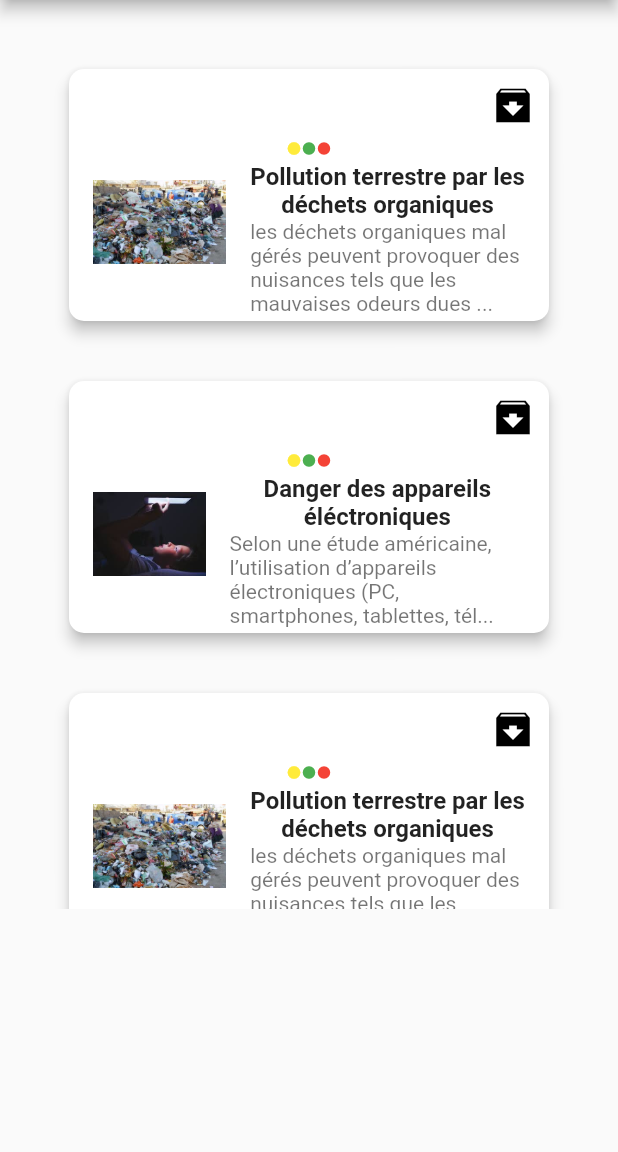
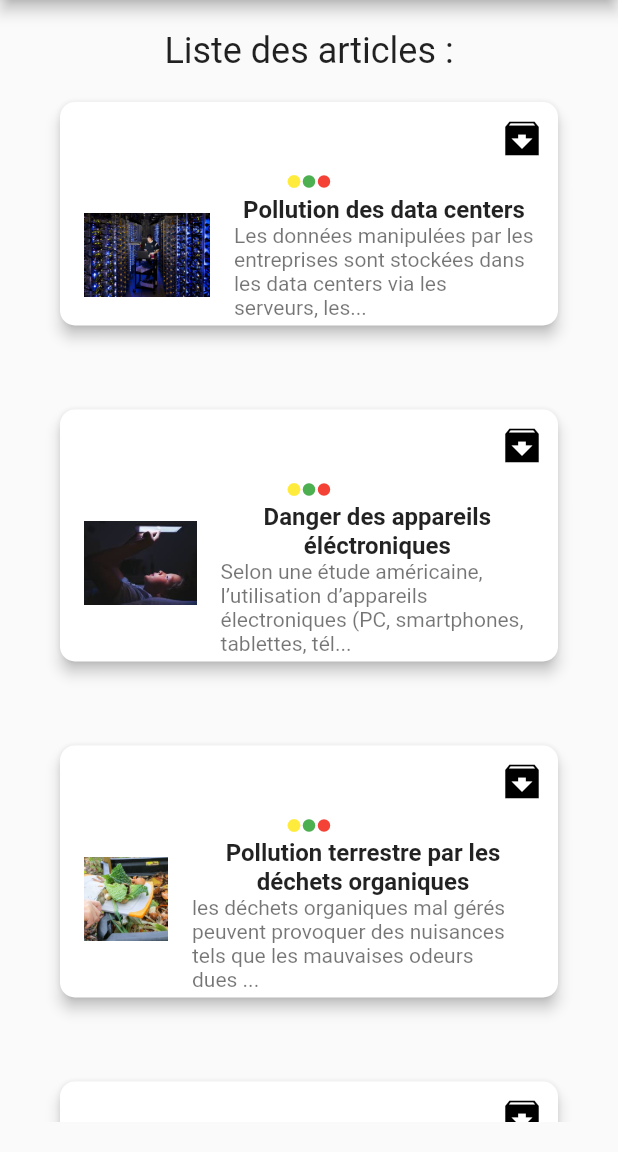
Before and after one commit to Bloom-Rvls/Fantaro-Solution-challenge, a Flutter app: the screen it shows after launch, on a phone screen of 412 x 824 dp, the part 84-1236 px from its top. Run offline on Flutter 3.47's test engine with Material 2 defaults, Android fonts, the light colour scheme and no system bars.

Commit message:
modification article card add pictures modification container list view modification contents article.json

```diff
--- a/assets/data/articles.json
+++ b/assets/data/articles.json
@@ -2,9 +2,9 @@
     "articles": [
         {
             "id" : "1",
-            "imageUrl" : "assets/images/FAKO.jpg",
-            "title" : "Pollution terrestre par les déchets organiques",
-            "details" : "les déchets organiques mal gérés peuvent provoquer des nuisances tels que les mauvaises odeurs dues à la pourriture, la pollution des sols, la transmission de plusieurs maladies et beaucoup d’autres encore."
+            "imageUrl" : "assets/images/data_center_pollution.jpg",
+            "title" : "Pollution des data centers",
+            "details" : "Les données manipulées par les entreprises sont stockées dans les data centers via les serveurs, les disques durs, les routeurs. La manipulation de ces données (stockage et distribution) provoque un rechauffement des serveurs, ils ont besoins de refroidissement pour bien fonctionner. Or un dispositif de refroidissement necessite de la consommation d'energie assez enorme puisqu'ils doivent etre en marche 24h/24, 7jours/7 mais aussi des ressources en eau."
 
         },
         {
@@ -16,23 +16,23 @@
         },
         {
             "id" : "3",
-            "imageUrl" : "assets/images/FAKO.jpg",
+            "imageUrl" : "assets/images/organics_trash__pollution.jpg",
             "title" : "Pollution terrestre par les déchets organiques",
             "details" : "les déchets organiques mal gérés peuvent provoquer des nuisances tels que les mauvaises odeurs dues à la pourriture, la pollution des sols, la transmission de plusieurs maladies et beaucoup d’autres encore."
 
         },
         {
             "id" : "4",
-            "imageUrl" : "assets/images/FAKO.jpg",
-            "title" : "Pollution terrestre par les déchets organiques",
-            "details" : "les déchets organiques mal gérés peuvent provoquer des nuisances tels que les mauvaises odeurs dues à la pourriture, la pollution des sols, la transmission de plusieurs maladies et beaucoup d’autres encore."
+            "imageUrl" : "assets/images/email_pollution.jpg",
+            "title" : "Pollution numerique – email",
+            "details" : "Sachez que lorsque nous envoyons des emails de taille 1 Mo, c'est équivalent 19g de CO2. Or selon une étude, 34 millions  de mails sont envoyée tous les heures, ce qui correspond à une consommation de 14 tonnes de pétrole. En effet, lorsque nous envoyons ou stockons des données sur le Cloud, ces processus dépenses énormément d'énergie et provoque du dégagement de CO2. Tous les jours, 12,3 mails sont envoyé par les utilisateurs, or 75% de ces mails sont des Spam et les newsletters où l'on s'abonne mais que nous ne lisons pas. Ils restent juste dans notre boite mail."
 
         },
         {
             "id" : "5",
-            "imageUrl" : "assets/images/FAKO.jpg",
-            "title" : "Pollution terrestre par les déchets organiques",
-            "details" : "les déchets organiques mal gérés peuvent provoquer des nuisances tels que les mauvaises odeurs dues à la pourriture, la pollution des sols, la transmission de plusieurs maladies et beaucoup d’autres encore."
+            "imageUrl" : "assets/images/streaming_pollution.jpg",
+            "title" : "Pollution numérique – streaming",
+            "details" : "Les vidéos en streaming sur internet sont de haute qualité pour fournir une meilleur expérience utilisateur. Ils nécessitent une grande consommation d'énergie mais aussi de la pollution puisque l'utilisation des serveurs provoque de la production de CO2. Les vidéos y sont stockées et à chaque fois qu'on regarde des vidéos en streaming, les requêtes sont envoyés"
 
         }
     ]
--- a/lib/components/article_list_view.dart
+++ b/lib/components/article_list_view.dart
@@ -12,23 +12,20 @@ class ArticlesListView extends StatelessWidget {
 
   @override
   Widget build(BuildContext context) {
-    return Padding(
-      padding: const EdgeInsets.only(
-        left: 16,
-        right: 16,
-        top: 16,
+    return Container(
+      padding: const EdgeInsets.all(20.0),
+      child: SingleChildScrollView(
+          scrollDirection: Axis.vertical,
+          child: Column(
+            children: [
+              Text(
+                'Liste des articles :',
+                style: Theme.of(context).textTheme.headlineSmall,
+                textAlign: TextAlign.left,
               ),
-      child: Column(
-        crossAxisAlignment: CrossAxisAlignment.start,
-        children: [
               // ignore: prefer_const_constructors
-
-          Container(
-            padding: const EdgeInsets.all(10.0),
-            height:600,
-            color: Colors.transparent,
-            child: ListView.separated(
-              scrollDirection: Axis.vertical,
+              ListView.separated(
+                  shrinkWrap: true,
                   itemCount: articles.length,
                   itemBuilder: (context, index) {
                     final article = articles[index];
@@ -36,17 +33,15 @@ class ArticlesListView extends StatelessWidget {
                   },
                   separatorBuilder: (context, index) {
                     return const SizedBox(
-                  width: 16,
+                      height: 16,
                     );
-              }
-            ),
-          ),
+                  }),
             ],
-      ),
+          )),
     );
-  }
   }
 
   Widget buildCard(Article article) {
     return ArticleCard(article: article);
   }
+}
--- a/pubspec.yaml
+++ b/pubspec.yaml
@@ -60,10 +60,12 @@ flutter:
 
   # To add assets to your application, add an assets section, like this:
   assets:
-    - assets/images/compostage.jpg
+    - assets/images/organics_trash__pollution.jpg
     - assets/images/DANGER_APPAREILS.jpeg
     - assets/images/DANGER_SOLUTION.jpeg
-    - assets/images/FAKO.jpg
+    - assets/images/data_center_pollution.jpg
+    - assets/images/email_pollution.jpg
+    - assets/images/streaming_pollution.jpg
     - assets/data/articles.json
 
   # An image asset can refer to one or more resolution-specific "variants", see
```
Also changed, not shown: assets/images/FAKO.jpg (deleted), assets/images/data_center_pollution.jpg (added), assets/images/email_pollution.jpg (added), assets/images/organics_trash__pollution.jpg (renamed from assets/images/compostage.jpg), assets/images/streaming_pollution.jpg (added). Lines whose indentation alone changed are shown as unchanged.
